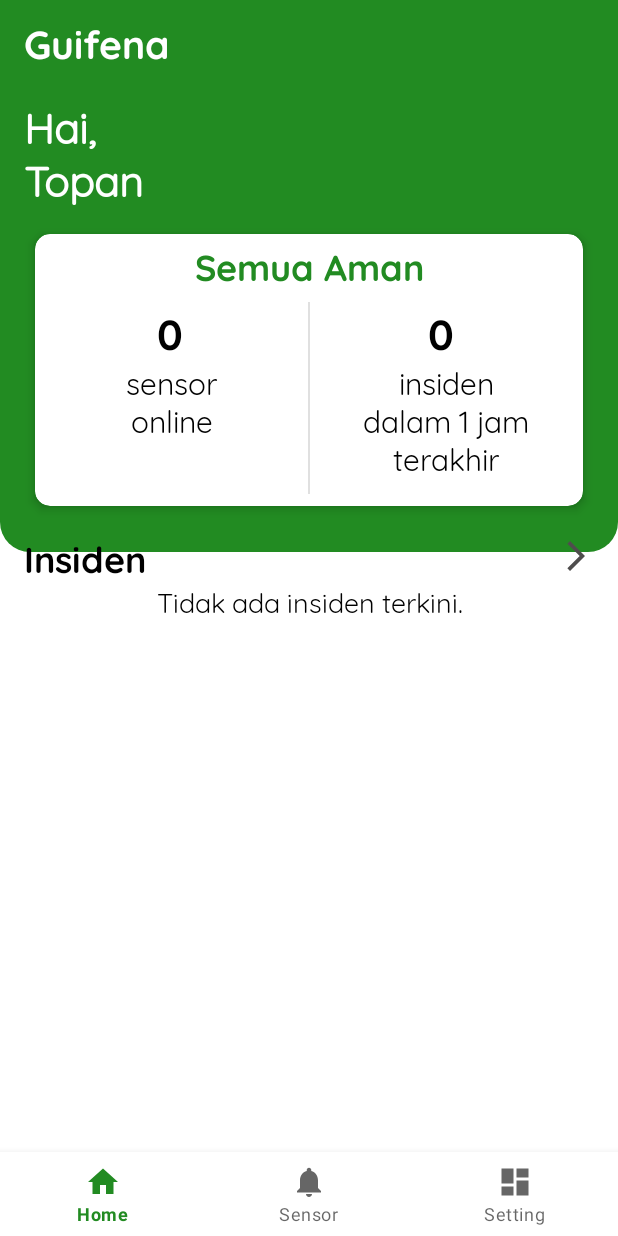
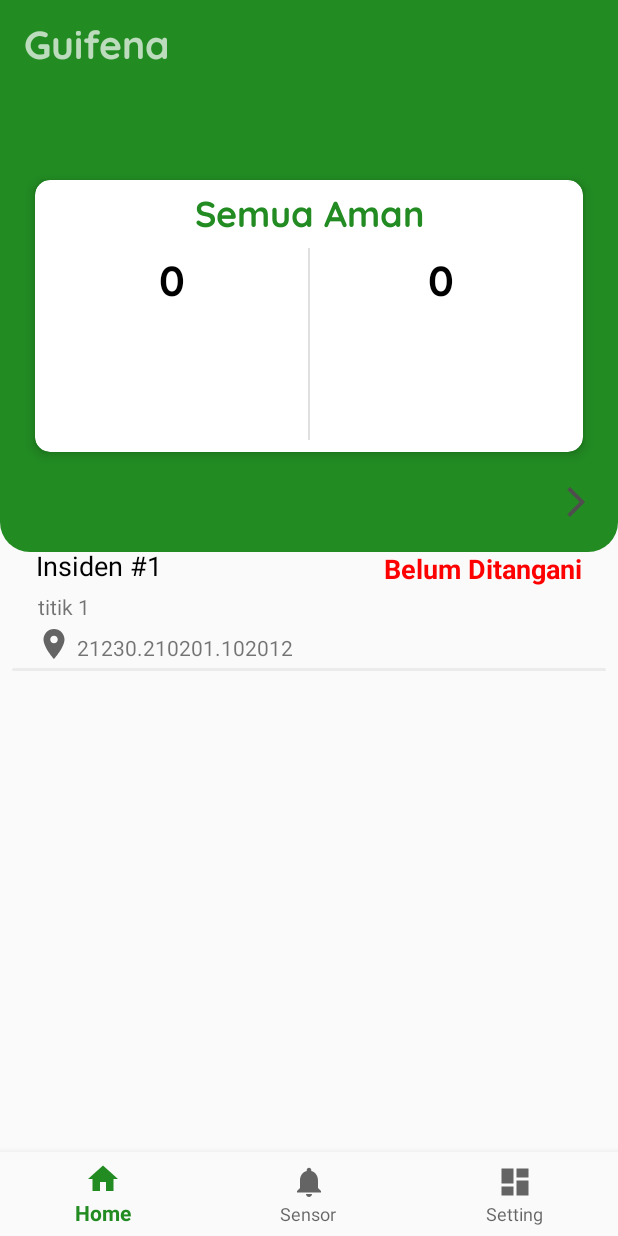
Before and after one commit to bangkit-cap0423/Guifena, an Android app: the screen it shows after launch (MainActivity), on a phone screen of 412 x 824 dp. Run offline under Robolectric (Android 15) with nearby library versions, the light colour scheme and no system bars; our stand-ins replace navigation-ui; network calls fail; 1 statement that could not run was skipped.

Commit message:
add incident and incident detail

```diff
--- a/app/build.gradle
+++ b/app/build.gradle
@@ -1,6 +1,7 @@
 plugins {
     id 'com.android.application'
     id 'kotlin-android'
+    id 'kotlin-android-extensions'
 }
 apply plugin: 'com.google.gms.google-services'
 android {
--- a/app/src/main/AndroidManifest.xml
+++ b/app/src/main/AndroidManifest.xml
@@ -13,7 +13,8 @@
         android:roundIcon="@mipmap/ic_launcher_round"
         android:supportsRtl="true"
         android:theme="@style/CustomActionBarTheme">
-        <activity android:name=".ui.alert.AlertActivity"></activity>
+        <activity android:name=".ui.detailIncident.DetailIncident"></activity>
+        <activity android:name=".ui.alert.AlertActivity" />
         <activity android:name=".ui.main.MainActivity">
             <intent-filter>
                 <action android:name="android.intent.action.MAIN" />
--- a/app/src/main/java/com/twentythirty/guifena/data/IncidentEntity.kt
+++ b/app/src/main/java/com/twentythirty/guifena/data/IncidentEntity.kt
@@ -1,8 +1,11 @@
 package com.twentythirty.guifena.data
 
 
+import android.os.Parcelable
 import com.google.gson.annotations.SerializedName
+import kotlinx.android.parcel.Parcelize
 
+@Parcelize
 data class IncidentEntity(
     @SerializedName("id")
     val id: Int,
@@ -18,4 +21,4 @@ data class IncidentEntity(
     val status: Int,
     @SerializedName("timestamp")
     val timestamp: String
-)
+) : Parcelable
--- /dev/null
+++ b/app/src/main/java/com/twentythirty/guifena/ui/home/HomeAdapter.kt
@@ -0,0 +1,70 @@
+package com.twentythirty.guifena.ui.home
+
+import android.graphics.Color
+import android.os.Build
+import android.view.LayoutInflater
+import android.view.View
+import android.view.ViewGroup
+import androidx.annotation.RequiresApi
+import androidx.recyclerview.widget.RecyclerView
+import com.twentythirty.guifena.R
+import com.twentythirty.guifena.data.IncidentEntity
+import com.twentythirty.guifena.databinding.IncidentItemRowBinding
+
+class HomeAdapter : RecyclerView.Adapter<HomeAdapter.IncidentViewHolder>() {
+    private var listIncident = ArrayList<IncidentEntity>()
+    var onItemClick: ((IncidentEntity) -> Unit)? = null
+
+    fun setIncident(incidentEntity: List<IncidentEntity>?) {
+        if (incidentEntity == null) return
+        this.listIncident.clear()
+        this.listIncident.addAll(incidentEntity)
+        notifyDataSetChanged()
+    }
+
+    override fun onCreateViewHolder(parent: ViewGroup, viewType: Int) =
+        IncidentViewHolder(LayoutInflater.from(parent.context).inflate(R.layout.incident_item_row, parent, false))
+
+
+    @RequiresApi(Build.VERSION_CODES.M)
+    override fun onBindViewHolder(holder: IncidentViewHolder, position: Int) {
+        val incident = listIncident[position]
+        holder.bind(incident)
+    }
+
+    override fun getItemCount(): Int = listIncident.size
+
+    inner class IncidentViewHolder(itemView: View) : RecyclerView.ViewHolder(itemView) {
+        private val binding = IncidentItemRowBinding.bind(itemView)
+        @RequiresApi(Build.VERSION_CODES.M)
+        fun bind(incident: IncidentEntity) {
+            with(binding) {
+                when (incident.status) {
+                    1 -> {
+                        //set incident status to Handled
+                        tvStatus.text = itemView.context.getString(R.string.handled)
+                        tvStatus.setTextColor(itemView.context.getColor(R.color.yellow))
+                    }
+                    0 -> {
+                        //Initial status not Handled
+                        tvStatus.text = itemView.context.getString(R.string.not_handled)
+                        tvStatus.setTextColor(Color.RED)
+                    }
+                    else -> {
+                        //Incident resolved
+                        //Remove item from recycleView
+                    }
+                }
+                tvIncidentNumber.text = itemView.context.getString(R.string.incident_number, incident.id)
+                tvPointName.text = incident.sensorName
+                tvCoordinate.text = incident.sensorLocation
+            }
+        }
+
+        init {
+            binding.root.setOnClickListener {
+                onItemClick?.invoke(listIncident[adapterPosition])
+            }
+        }
+    }
+}
--- a/app/src/main/java/com/twentythirty/guifena/ui/home/HomeFragment.kt
+++ b/app/src/main/java/com/twentythirty/guifena/ui/home/HomeFragment.kt
@@ -1,5 +1,6 @@
 package com.twentythirty.guifena.ui.home
 
+import android.content.Intent
 import android.os.Bundle
 import android.os.Handler
 import android.os.Looper
@@ -11,10 +12,14 @@ import android.widget.Toast
 import androidx.appcompat.app.AppCompatActivity
 import androidx.fragment.app.Fragment
 import androidx.lifecycle.lifecycleScope
+import androidx.recyclerview.widget.LinearLayoutManager
 import com.google.android.gms.tasks.OnCompleteListener
 import com.google.firebase.messaging.FirebaseMessaging
 import com.twentythirty.guifena.R
+import com.twentythirty.guifena.data.IncidentEntity
 import com.twentythirty.guifena.databinding.FragmentHomeBinding
+import com.twentythirty.guifena.ui.detailIncident.DetailIncident
+import com.twentythirty.guifena.ui.sensor.dummyData.dummyIncidentData
 import kotlinx.coroutines.Dispatchers
 import kotlinx.coroutines.delay
 import kotlinx.coroutines.launch
@@ -22,16 +27,15 @@ import org.koin.androidx.viewmodel.ext.android.sharedViewModel
 
 class HomeFragment : Fragment() {
 
-    val homeViewModel: HomeViewModel by sharedViewModel()
+    private val homeViewModel: HomeViewModel by sharedViewModel()
     private var _binding: FragmentHomeBinding? = null
+    private val homeAdapter = HomeAdapter()
 
-    // This property is only valid between onCreateView and
-    // onDestroyView.
     private val binding get() = _binding!!
     lateinit var mainHandler: Handler
 
     companion object {
-        val TAG = "farin"
+        const val TAG = "farin"
     }
 
 
@@ -41,13 +45,34 @@ class HomeFragment : Fragment() {
         savedInstanceState: Bundle?
     ): View {
         _binding = FragmentHomeBinding.inflate(inflater, container, false)
-        val root: View = binding.root
 
-        return root
+        return binding.root
     }
 
     override fun onViewCreated(view: View, savedInstanceState: Bundle?) {
         super.onViewCreated(view, savedInstanceState)
+
+        if (activity != null) {
+            with(binding.rvIncident) {
+                layoutManager = LinearLayoutManager(context)
+                setHasFixedSize(true)
+                adapter = homeAdapter
+            }
+            val dummy = dummyIncidentData.setIncident()
+
+            homeAdapter.setIncident(dummy)
+            homeAdapter.onItemClick = { data ->
+                val intent = Intent(activity, DetailIncident::class.java)
+//              Use Parcelize data //intent.putExtra(DetailIncident.EXTRA_DATA, data)
+                intent.putExtra(DetailIncident.EXTRA_ID, dummy[0].id)
+                intent.putExtra(DetailIncident.EXTRA_SENSOR_NAME, dummy[0].sensor)
+                intent.putExtra(DetailIncident.EXTRA_POINT_LOC, dummy[0].sensorName)
+                intent.putExtra(DetailIncident.EXTRA_COORDINATE, dummy[0].sensorLocation)
+                intent.putExtra(DetailIncident.EXTRA_STATUS, dummy[0].status)
+                intent.putExtra(DetailIncident.EXTRA_TIME, dummy[0].timestamp)
+                startActivity(intent)
+            }
+        }
 
         (activity as AppCompatActivity).supportActionBar?.let {
             it.title = "Guifena"
--- a/app/src/main/java/com/twentythirty/guifena/ui/sensor/SensorFragment.kt
+++ b/app/src/main/java/com/twentythirty/guifena/ui/sensor/SensorFragment.kt
@@ -54,9 +54,9 @@ class SensorFragment : Fragment() {
                 when (resource.status) {
                     Status.SUCCESS -> {
                         _binding.progressBar.visibility = View.GONE
-                        resource.data?.let {
-                            it as List<SensorEntity>
-                            sensorAdapter.setSensor(it)
+                        resource.data?.let { sensor ->
+                            sensor as List<SensorEntity>
+                            sensorAdapter.setSensor(sensor)
                         }
                     }
                 }
--- /dev/null
+++ b/app/src/main/java/com/twentythirty/guifena/ui/sensor/dummyData/dummyIncidentData.kt
@@ -0,0 +1,21 @@
+package com.twentythirty.guifena.ui.sensor.dummyData
+
+import com.twentythirty.guifena.data.IncidentEntity
+
+object dummyIncidentData {
+    fun setIncident(): List<IncidentEntity> {
+        val incident = ArrayList<IncidentEntity>()
+        incident.add(
+            IncidentEntity(
+                1,
+                1,
+                1,
+                "21230.210201.102012",
+                "titik 1",
+                0,
+                "20:30"
+            )
+        )
+        return incident
+    }
+}
--- a/app/src/main/res/layout/fragment_home.xml
+++ b/app/src/main/res/layout/fragment_home.xml
@@ -14,7 +14,7 @@
         android:layout_marginStart="16dp"
         android:layout_marginTop="8dp"
         android:fontFamily="@font/quicksand"
-        android:text="Hai,\nTopan"
+        tools:text="Hai,\nTopan"
         android:textColor="@color/white"
         android:textSize="28sp"
         android:textStyle="bold"
@@ -58,7 +58,7 @@
                 android:layout_height="wrap_content"
                 android:layout_marginTop="8dp"
                 android:fontFamily="@font/quicksand_bold"
-                android:text="100"
+                tools:text="100"
                 android:textAlignment="center"
                 android:textColor="@color/black"
                 android:textSize="28sp"
@@ -72,7 +72,7 @@
                 android:layout_width="wrap_content"
                 android:layout_height="wrap_content"
                 android:fontFamily="@font/quicksand"
-                android:text="sensor\nonline"
+                tools:text="sensor\nonline"
                 android:textAlignment="center"
                 android:textColor="@color/black"
                 android:textSize="20sp"
@@ -98,7 +98,7 @@
                 android:layout_height="wrap_content"
                 android:layout_marginTop="8dp"
                 android:fontFamily="@font/quicksand_bold"
-                android:text="0"
+                tools:text="0"
                 android:textAlignment="center"
                 android:textColor="@color/black"
                 android:textSize="28sp"
@@ -114,7 +114,7 @@
                 android:layout_marginStart="2dp"
                 android:layout_marginEnd="2dp"
                 android:fontFamily="@font/quicksand"
-                android:text="insiden\ndalam 1 jam terakhir"
+                tools:text="insiden\ndalam 1 jam terakhir"
                 android:textAlignment="center"
                 android:textColor="@color/black"
                 android:textSize="20sp"
@@ -132,7 +132,7 @@
         android:layout_marginStart="16dp"
         android:layout_marginTop="8dp"
         android:fontFamily="@font/quicksand_bold"
-        android:text="Insiden"
+        tools:text="Insiden"
         android:textColor="@color/black"
         android:textSize="24sp"
         app:layout_constraintStart_toStartOf="parent"
@@ -149,17 +149,16 @@
         app:layout_constraintEnd_toEndOf="parent"
         app:layout_constraintTop_toBottomOf="@id/cardView" />
 
-    <TextView
-        android:id="@+id/noIncident"
-        android:layout_width="wrap_content"
-        android:layout_height="wrap_content"
-        android:fontFamily="@font/quicksand"
-        android:text="Tidak ada insiden terkini."
-        android:textAlignment="center"
-        android:textColor="@color/black"
-        android:textSize="18sp"
+    <androidx.recyclerview.widget.RecyclerView
+        android:id="@+id/rv_incident"
+        android:layout_width="0dp"
+        android:layout_height="0dp"
+        android:layout_marginTop="5dp"
+        app:layout_behavior="@string/appbar_scrolling_view_behavior"
+        app:layout_constraintBottom_toBottomOf="parent"
         app:layout_constraintEnd_toEndOf="parent"
         app:layout_constraintStart_toStartOf="parent"
-        app:layout_constraintTop_toBottomOf="@+id/incidentTitle" />
+        app:layout_constraintTop_toBottomOf="@+id/incidentTitle"
+        tools:listitem="@layout/incident_item_row" />
 
 </androidx.constraintlayout.widget.ConstraintLayout>
--- a/app/src/main/res/layout/sensor_item_row.xml
+++ b/app/src/main/res/layout/incident_item_row.xml
@@ -10,7 +10,7 @@
     android:orientation="horizontal">
 
     <TextView
-        android:id="@+id/tv_sensor_name"
+        android:id="@+id/tv_incident_number"
         android:layout_width="0dp"
         android:layout_height="wrap_content"
         android:layout_marginStart="16dp"
@@ -19,7 +19,7 @@
         android:textSize="18sp"
         app:layout_constraintStart_toStartOf="parent"
         app:layout_constraintTop_toTopOf="parent"
-        tools:text="@string/sensor_name" />
+        tools:text="@string/incident_number" />
 
     <TextView
         android:id="@+id/tv_status"
@@ -37,10 +37,10 @@
         android:id="@+id/tv_point_name"
         android:layout_width="wrap_content"
         android:layout_height="wrap_content"
-        android:layout_marginStart="16dp"
+        android:layout_marginStart="17dp"
         android:layout_marginTop="5dp"
         app:layout_constraintStart_toStartOf="parent"
-        app:layout_constraintTop_toBottomOf="@+id/tv_sensor_name"
+        app:layout_constraintTop_toBottomOf="@+id/tv_incident_number"
         tools:text="@string/point_name" />
 
     <ImageView
--- a/app/src/main/res/values/colors.xml
+++ b/app/src/main/res/values/colors.xml
@@ -8,4 +8,5 @@
     <color name="teal_700">#FF018786</color>
     <color name="black">#FF000000</color>
     <color name="white">#FFFFFFFF</color>
+    <color name="yellow">#FFC107</color>
 </resources>
--- a/app/src/main/res/values/themes.xml
+++ b/app/src/main/res/values/themes.xml
@@ -1,6 +1,6 @@
 <resources xmlns:tools="http://schemas.android.com/tools">
     <!-- Base application theme. -->
-    <style name="Theme.Guifena" parent="Theme.MaterialComponents.DayNight.DarkActionBar">
+    <style name="Theme.Guifena" parent="Theme.AppCompat.DayNight.DarkActionBar">
         <!-- Primary brand color. -->
         <item name="colorPrimary">@color/green</item>
         <item name="colorPrimaryVariant">@color/green</item>
```
Also changed, not shown: app/src/main/java/com/twentythirty/guifena/ui/detailIncident/DetailIncident.kt (added, +74 -0 lines), app/src/main/java/com/twentythirty/guifena/ui/sensor/SensorAdapter.kt (+9 -4 lines), app/src/main/res/drawable/button_selector.xml (added, +24 -0 lines), app/src/main/res/drawable/green_shape.xml (added, +24 -0 lines), app/src/main/res/drawable/yellow_shape.xml (added, +24 -0 lines), app/src/main/res/layout/activity_detail_incident.xml (added, +154 -0 lines), app/src/main/res/values/strings.xml (+14 -1 lines).
